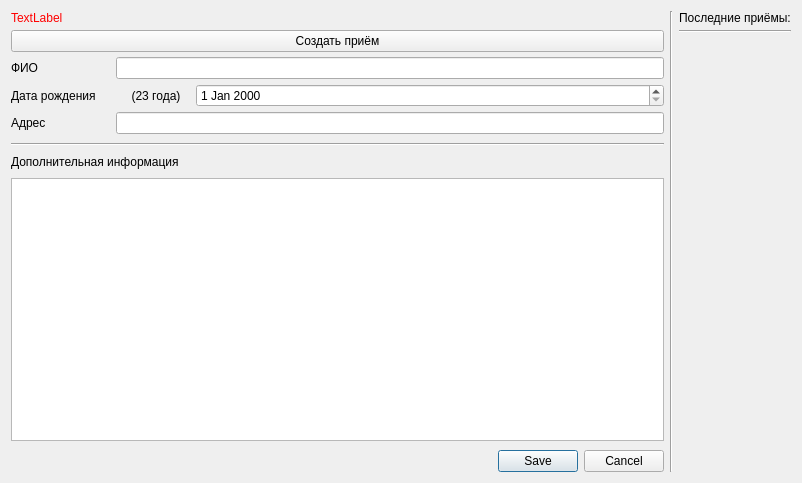
Old version of the form interface/patient/patientForm.ui in the repository strizh78/MApp.
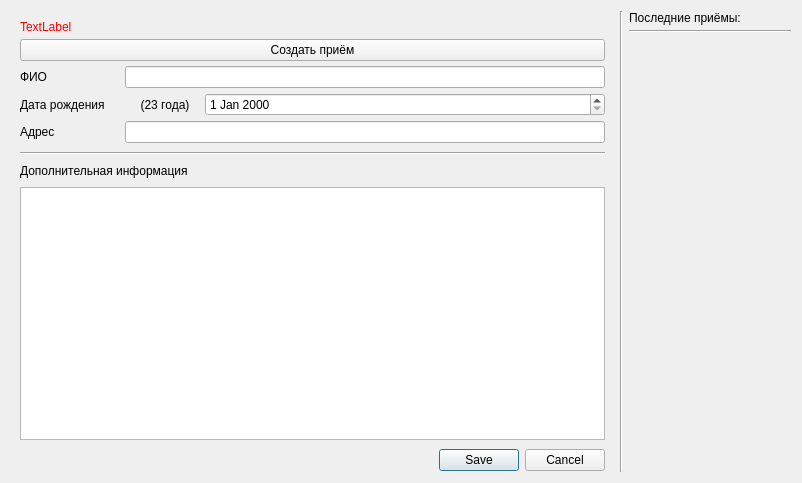
New version of the form. Icons and pictures are not drawn. Custom widgets are drawn as their Qt base class.

Commit message: Form stretching fix [patient, appointment] (#93)

Diff of the .ui file:
```diff
--- a/interface/patient/patientForm.ui
+++ b/interface/patient/patientForm.ui
@@ -15,12 +15,22 @@
   </property>
   <layout class="QHBoxLayout" name="horizontalLayout">
    <item>
-    <layout class="QVBoxLayout" name="verticalLayout_3">
+    <widget class="QWidget" name="centralPart" native="true">
+     <property name="sizePolicy">
+      <sizepolicy hsizetype="Preferred" vsizetype="Preferred">
+       <horstretch>2</horstretch>
+       <verstretch>0</verstretch>
+      </sizepolicy>
+     </property>
+     <layout class="QVBoxLayout" name="verticalLayout_3" stretch="0,0,0,0,0">
      <property name="spacing">
       <number>9</number>
      </property>
+      <property name="sizeConstraint">
+       <enum>QLayout::SetDefaultConstraint</enum>
+      </property>
      <property name="bottomMargin">
-      <number>0</number>
+       <number>1</number>
      </property>
      <item>
       <layout class="QVBoxLayout" name="verticalLayout">
@@ -72,6 +82,9 @@
        </item>
        <item>
         <layout class="QFormLayout" name="formLayout">
+          <property name="fieldGrowthPolicy">
+           <enum>QFormLayout::ExpandingFieldsGrow</enum>
+          </property>
          <property name="horizontalSpacing">
           <number>0</number>
          </property>
@@ -196,6 +209,9 @@
        </item>
        <item>
         <layout class="QFormLayout" name="formLayout_3">
+          <property name="fieldGrowthPolicy">
+           <enum>QFormLayout::ExpandingFieldsGrow</enum>
+          </property>
          <property name="horizontalSpacing">
           <number>0</number>
          </property>
@@ -283,10 +299,20 @@
       </widget>
      </item>
     </layout>
+    </widget>
    </item>
    <item>
-    <widget class="QWidget" name="appointments" native="true">
+    <widget class="QWidget" name="rightPart" native="true">
+     <property name="sizePolicy">
+      <sizepolicy hsizetype="Preferred" vsizetype="Preferred">
+       <horstretch>1</horstretch>
+       <verstretch>0</verstretch>
+      </sizepolicy>
+     </property>
      <layout class="QHBoxLayout" name="horizontalLayout_5">
+      <property name="sizeConstraint">
+       <enum>QLayout::SetDefaultConstraint</enum>
+      </property>
       <property name="leftMargin">
        <number>0</number>
       </property>
```
Left out of the diff: 9 changed lines with no effect on the pictures. Lines whose indentation alone changed are shown as unchanged. The commit also changes 6 other files.
